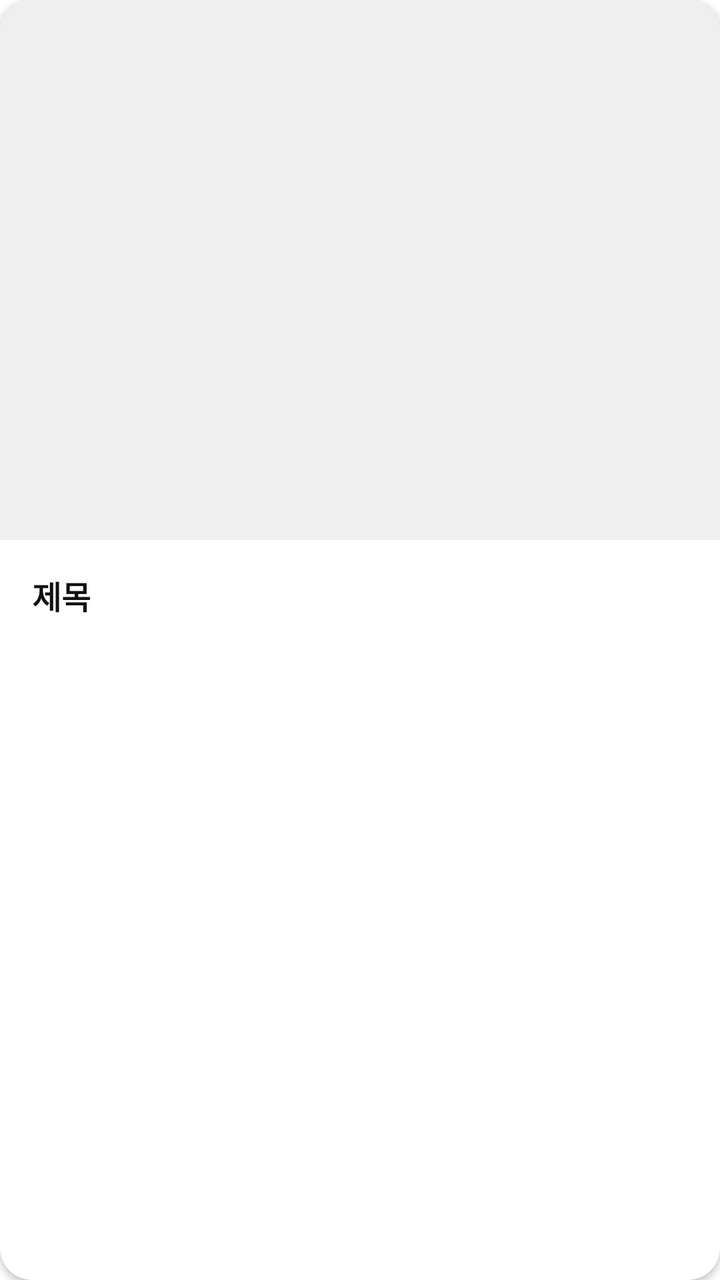
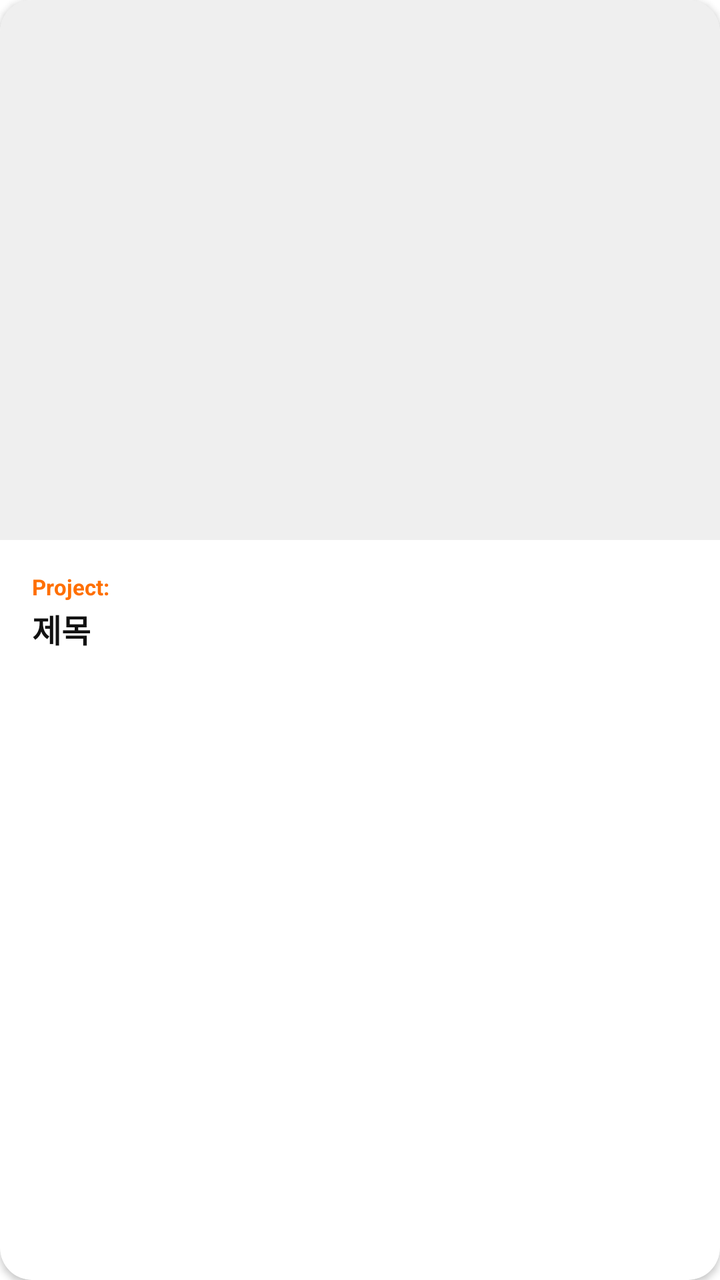

Compare the two renders of this Android layout. The source of the first and the diff that turns it into the second are given below.
<!-- AndroidManifest.xml: application theme Theme.Siteboard -->
<!-- res/layout/item_post.xml -->
<?xml version="1.0" encoding="utf-8"?>
<androidx.cardview.widget.CardView
    xmlns:android="http://schemas.android.com/apk/res/android"
    xmlns:app="http://schemas.android.com/apk/res-auto"
    android:layout_width="match_parent"
    android:layout_height="wrap_content"
    android:layout_margin="8dp"
    app:cardCornerRadius="16dp"
    app:cardElevation="2dp"
    android:fitsSystemWindows="true"
    app:cardBackgroundColor="#FFFFFF">

    <androidx.constraintlayout.widget.ConstraintLayout
        android:layout_width="match_parent"
        android:layout_height="wrap_content">

        <ImageView
            android:id="@+id/ivPost"
            android:layout_width="0dp"
            android:layout_height="0dp"
            android:scaleType="centerCrop"
            android:background="#EFEFEF"
            app:layout_constraintDimensionRatio="4:3"
            app:layout_constraintTop_toTopOf="parent"
            app:layout_constraintStart_toStartOf="parent"
            app:layout_constraintEnd_toEndOf="parent" />

        <LinearLayout
            android:layout_width="match_parent"
            android:layout_height="wrap_content"
            android:orientation="vertical"
            android:padding="16dp"
            app:layout_constraintTop_toBottomOf="@id/ivPost">

            <TextView
                android:id="@+id/tvTitle"
                android:layout_width="match_parent"
                android:layout_height="wrap_content"
                android:text="제목"
                android:textSize="16sp"
                android:textColor="#111111"
                android:textStyle="bold"
                android:maxLines="2"
                android:ellipsize="end" />

            <TextView
                android:id="@+id/tvDate"
                android:layout_width="match_parent"
                android:layout_height="wrap_content"
                android:text=""
                android:textSize="13sp"
                android:textColor="#888888"
                android:layout_marginTop="6dp" />
        </LinearLayout>
    </androidx.constraintlayout.widget.ConstraintLayout>

    <CheckBox
        android:id="@+id/cbSelect"
        android:layout_width="wrap_content"
        android:layout_height="wrap_content"
        android:layout_gravity="top|end"
        android:layout_margin="8dp"
        android:buttonTint="#FF6F00"
        android:visibility="gone"
        android:clickable="false"
        android:focusable="false"
        app:layout_constraintTop_toTopOf="parent"
        app:layout_constraintEnd_toEndOf="parent" />

</androidx.cardview.widget.CardView>
<!-- resources referenced by this layout -->
<resources>
  <style name="Theme.Siteboard" parent="Theme.MaterialComponents.DayNight.NoActionBar">
  
          <item name="colorPrimary">#7C4DFF</item>
          <item name="colorPrimaryVariant">#3700B3</item>
          <item name="colorOnPrimary">#FFFFFF</item>
  
          <item name="colorSecondary">#FF6F00</item>
          <item name="colorSecondaryVariant">#FF6F00</item>
          <item name="colorOnSecondary">#FFFFFF</item>
  
          <item name="android:statusBarColor">?attr/colorPrimaryVariant</item>
  
          <item name="android:windowSplashScreenBackground" tools:targetApi="s">?android:attr/windowBackground</item>
  
          <item name="android:windowSplashScreenAnimatedIcon" tools:targetApi="s">@android:color/transparent</item>
  
          <item name="android:windowSplashScreenAnimationDuration" tools:targetApi="s">0</item>
      </style>
</resources>

<!-- the commit's change to res/layout/item_post.xml (unified diff, before → after) -->
@@ -31,6 +31,16 @@
             android:orientation="vertical"
             android:padding="16dp"
             app:layout_constraintTop_toBottomOf="@id/ivPost">
+
+            <TextView
+                android:id="@+id/tvProjectLabel"
+                android:layout_width="match_parent"
+                android:layout_height="wrap_content"
+                android:text="Project:"
+                android:textSize="11sp"
+                android:textColor="#FF6F00"
+                android:textStyle="bold"
+                android:layout_marginBottom="2dp" />
 
             <TextView
                 android:id="@+id/tvTitle"
